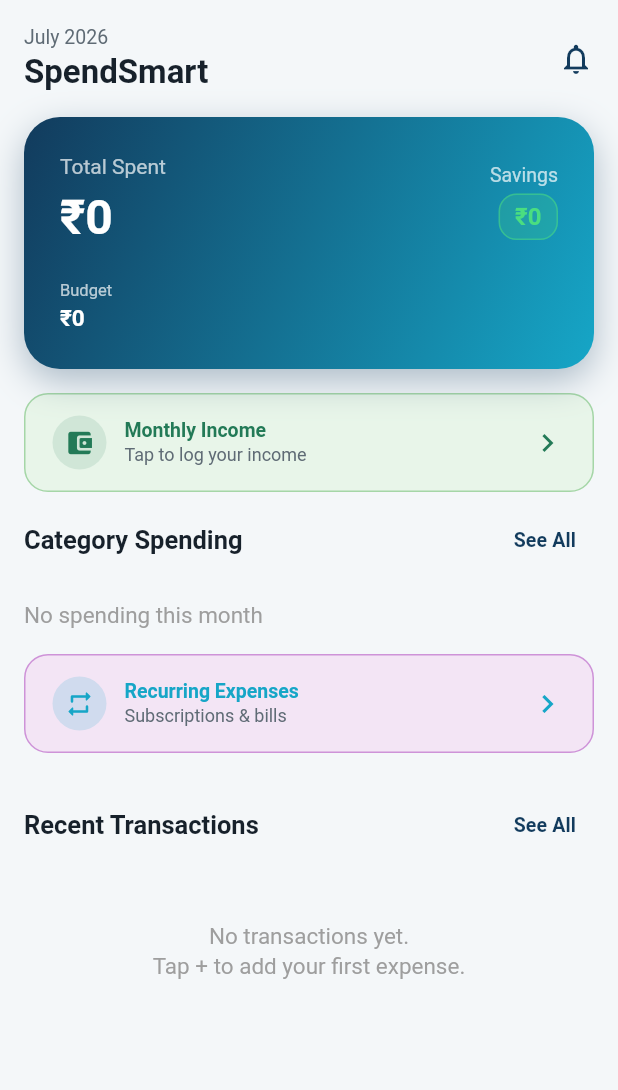
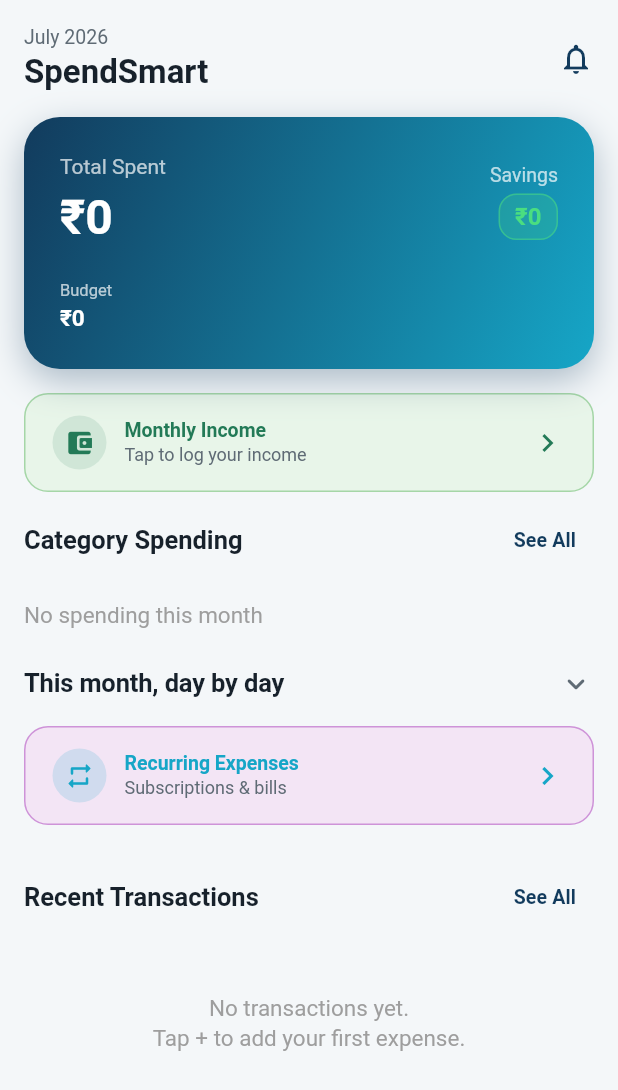
Before and after one commit to Siddesh-bype/SpendSmart, a Flutter app: the HomeScreen screen opened directly, on a phone screen of 412 x 824 dp. Shown: the top 1090 px of the screen. Run offline on Flutter 3.47's test engine with Material 3 defaults, Android fonts, the phone set to English and light mode, and no system bars; our stand-ins replace csv, file_picker, fl_chart, flutter_riverpod, flutter_slidable, hive and 5 more; missing offline and left inert: syncfusion_flutter_pdf; accounts and stored records are empty.

Commit message:
feat: home spending pulse, day calendar, and profile screen
The home screen gains a pulse card built only from on-device signals --
projected month-end spend, the top merchant running ahead of its usual
pace, and the pending-category count. No network call, so it works in
airplane mode and costs nothing; the LLM summary stays on Insights behind
a deliberate button press. The card renders nothing when there is nothing
worth saying.

A collapsible day-by-day calendar sits above Recurring, collapsed by
default because it is ~250px on a screen already several viewports long.
Tapping a day filters the list below to that date and the header offers a
way back out; tapping the same day again clears it.

Profile shows the local account with change-password, which re-hashes
under a fresh salt and refuses to proceed unless the current password
verifies.

Co-Authored-By: Claude Sonnet 5 <noreply@anthropic.com>

```diff
--- a/lib/providers/app_settings_provider.dart
+++ b/lib/providers/app_settings_provider.dart
@@ -121,6 +121,12 @@ class AppSettingsNotifier extends Notifier<AppSettings> {
     return PasswordHasher.constantTimeEquals(hash, state.passwordHash);
   }
 
+  /// Re-hashes with a fresh salt. Callers must verify the current password
+  /// first -- this method trusts that it has already happened.
+  Future<void> changePassword(String password) async {
+    await createAccount(state.username, password);
+  }
+
   Future<void> clearAiConnection() async {
     final prefs = ref.read(sharedPreferencesProvider);
     await prefs.remove('aiWorkerUrl');
--- a/lib/screens/home_screen.dart
+++ b/lib/screens/home_screen.dart
@@ -13,6 +13,8 @@ import '../models/budget.dart';
 import '../widgets/expense_tile.dart';
 import '../widgets/edit_expense_sheet.dart';
 import '../widgets/money_text.dart';
+import '../widgets/spending_calendar.dart';
+import '../widgets/spending_pulse_card.dart';
 import '../utils/constants.dart';
 import '../utils/design.dart';
 import '../utils/date_extension.dart';
@@ -31,6 +33,15 @@ class HomeScreen extends ConsumerStatefulWidget {
 }
 
 class _HomeScreenState extends ConsumerState<HomeScreen> {
+  /// Collapsed by default: the calendar is ~250px and this screen is already
+  /// several viewports long.
+  bool _calendarOpen = false;
+
+  /// Null means "no day filter"; tapping the selected day again clears it.
+  DateTime? _selectedDay;
+
+  static bool _isSameDay(DateTime a, DateTime? b) =>
+      b != null && a.year == b.year && a.month == b.month && a.day == b.day;
   void _handleDelete(Expense expense) {
     HapticFeedback.mediumImpact();
     ref.read(expenseProvider.notifier).deleteExpense(expense.id);
@@ -109,9 +120,13 @@ class _HomeScreenState extends ConsumerState<HomeScreen> {
         ? ((settings.monthlyBudget - totalSpent) / daysLeft)
         : 0.0;
 
-    final recentExpenses = expenses
-        .where((e) => !e.isUncategorized)
-        .take(5)
+    // A calendar tap narrows this list to that day; otherwise it's the latest 5.
+    final recentExpenses = _selectedDay == null
+        ? expenses.where((e) => !e.isUncategorized).take(5).toList()
+        : expenses
+              .where(
+                (e) => !e.isUncategorized && _isSameDay(e.date, _selectedDay),
+              )
               .toList();
 
     // Budget check on expense changes
@@ -437,6 +452,21 @@ class _HomeScreenState extends ConsumerState<HomeScreen> {
               ),
 
             SliverToBoxAdapter(
+              child: SpendingPulseCard(
+                monthlyExpenses: monthlyExpenses,
+                allExpenses: expenses,
+                currency: settings.currency,
+                monthlyBudget: settings.monthlyBudget,
+                startingDayOfMonth: settings.startingDayOfMonth,
+                pendingCount: uncategorized.length,
+                onReviewPending: () => Navigator.push(
+                  context,
+                  MaterialPageRoute(builder: (_) => const PendingScreen()),
+                ),
+              ),
+            ),
+
+            SliverToBoxAdapter(
               child: Padding(
                 padding: const EdgeInsets.fromLTRB(16, 0, 16, 8),
                 child: GestureDetector(
@@ -558,6 +588,65 @@ class _HomeScreenState extends ConsumerState<HomeScreen> {
 
             SliverToBoxAdapter(
               child: Padding(
+                padding: const EdgeInsets.fromLTRB(
+                  AppSpacing.lg,
+                  0,
+                  AppSpacing.lg,
+                  AppSpacing.sm,
+                ),
+                child: Column(
+                  crossAxisAlignment: CrossAxisAlignment.start,
+                  children: [
+                    InkWell(
+                      onTap: () {
+                        HapticFeedback.selectionClick();
+                        setState(() => _calendarOpen = !_calendarOpen);
+                      },
+                      borderRadius: AppRadius.smAll,
+                      child: Padding(
+                        padding: const EdgeInsets.symmetric(
+                          vertical: AppSpacing.sm,
+                        ),
+                        child: Row(
+                          children: [
+                            Expanded(
+                              child: Text(
+                                'This month, day by day',
+                                style: Theme.of(context).textTheme.titleMedium,
+                              ),
+                            ),
+                            Icon(
+                              _calendarOpen
+                                  ? Icons.expand_less_rounded
+                                  : Icons.expand_more_rounded,
+                              color: Theme.of(
+                                context,
+                              ).colorScheme.onSurfaceVariant,
+                            ),
+                          ],
+                        ),
+                      ),
+                    ),
+                    if (_calendarOpen)
+                      SpendingCalendar(
+                        month: now,
+                        selectedDay: _selectedDay ?? now,
+                        expenses: monthlyExpenses,
+                        currency: settings.currency,
+                        lastSelectableDay: now,
+                        onDaySelected: (day) => setState(
+                          () => _selectedDay = _isSameDay(day, _selectedDay)
+                              ? null
+                              : day,
+                        ),
+                      ),
+                  ],
+                ),
+              ),
+            ),
+
+            SliverToBoxAdapter(
+              child: Padding(
                 padding: const EdgeInsets.fromLTRB(16, 0, 16, 8),
                 child: GestureDetector(
                   onTap: () => Navigator.push(
@@ -638,17 +727,26 @@ class _HomeScreenState extends ConsumerState<HomeScreen> {
                 child: Row(
                   mainAxisAlignment: MainAxisAlignment.spaceBetween,
                   children: [
-                    const Expanded(
+                    Expanded(
                       child: Text(
-                        'Recent Transactions',
+                        _selectedDay == null
+                            ? 'Recent Transactions'
+                            : DateFormat('EEE, d MMM').format(_selectedDay!),
                         maxLines: 1,
                         overflow: TextOverflow.ellipsis,
-                        style: TextStyle(
+                        style: const TextStyle(
                           fontSize: 17,
                           fontWeight: FontWeight.bold,
                         ),
                       ),
                     ),
+                    if (_selectedDay != null)
+                      TextButton.icon(
+                        onPressed: () => setState(() => _selectedDay = null),
+                        icon: const Icon(Icons.close_rounded, size: 16),
+                        label: const Text('Clear'),
+                      )
+                    else
                       TextButton(
                         onPressed: () => Navigator.push(
                           context,
```
Also changed, not shown: lib/screens/profile_screen.dart (added, +199 -0 lines), lib/screens/settings_screen.dart (+15 -0 lines), lib/widgets/spending_pulse_card.dart (added, +216 -0 lines). Lines whose indentation alone changed are shown as unchanged.
